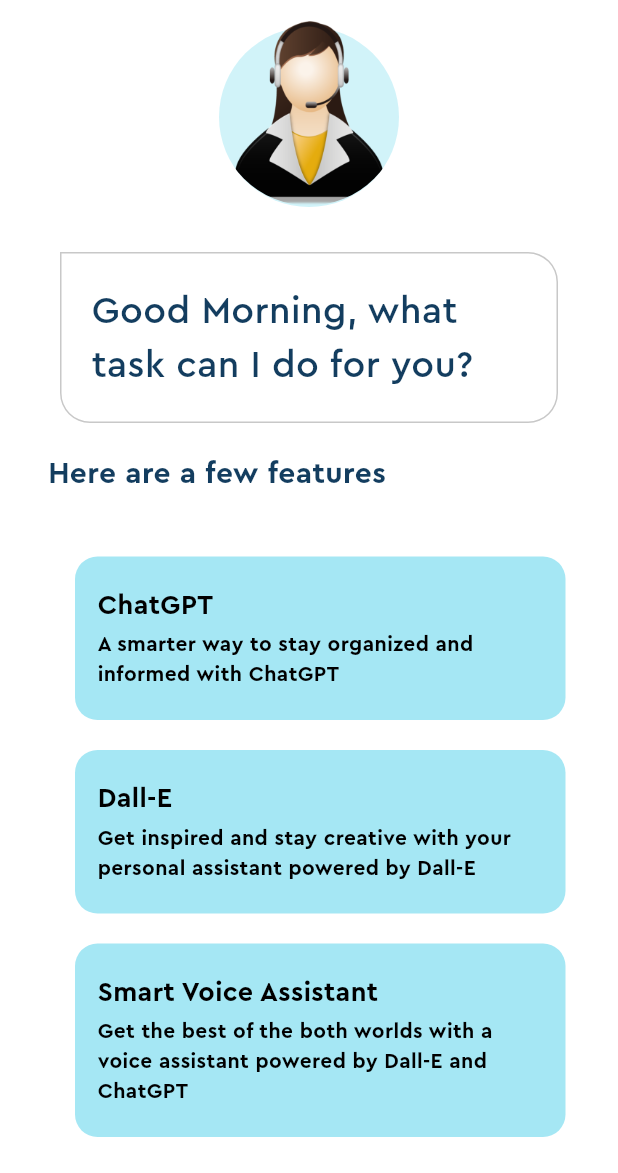
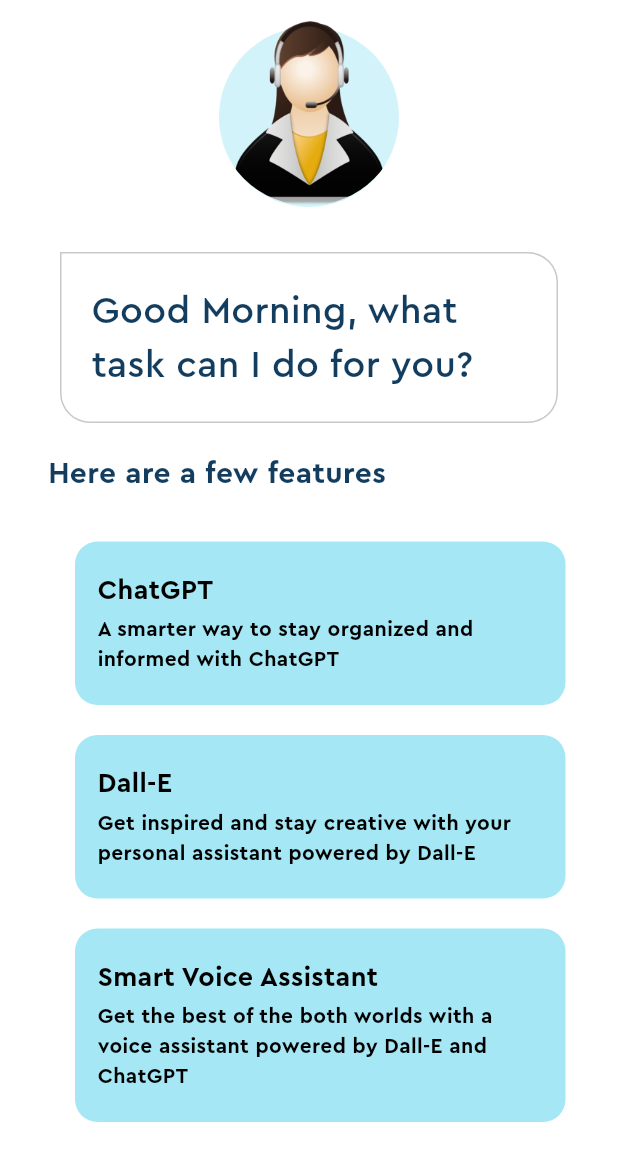
Before and after one commit to Ozurumba007/voice_assistance_ai, a Flutter app: the screen it shows after launch, on a phone screen of 412 x 824 dp, the part 63-1236 px from its top. Run offline on Flutter 3.47's test engine with Material 2 defaults, Android fonts, the phone set to English and light mode, and no system bars.

Commit message:
changed the of the alternative feature list

```diff
--- a/lib/home_page.dart
+++ b/lib/home_page.dart
@@ -92,7 +92,7 @@ class _HomePageState extends State<HomePage> {
           ),
           //  alternative features list
           Padding(
-            padding: const EdgeInsets.symmetric(vertical: 20.0).copyWith(
+            padding: const EdgeInsets.symmetric(vertical: 10.0).copyWith(
               left: 15,
             ),
             child: Column(
```
